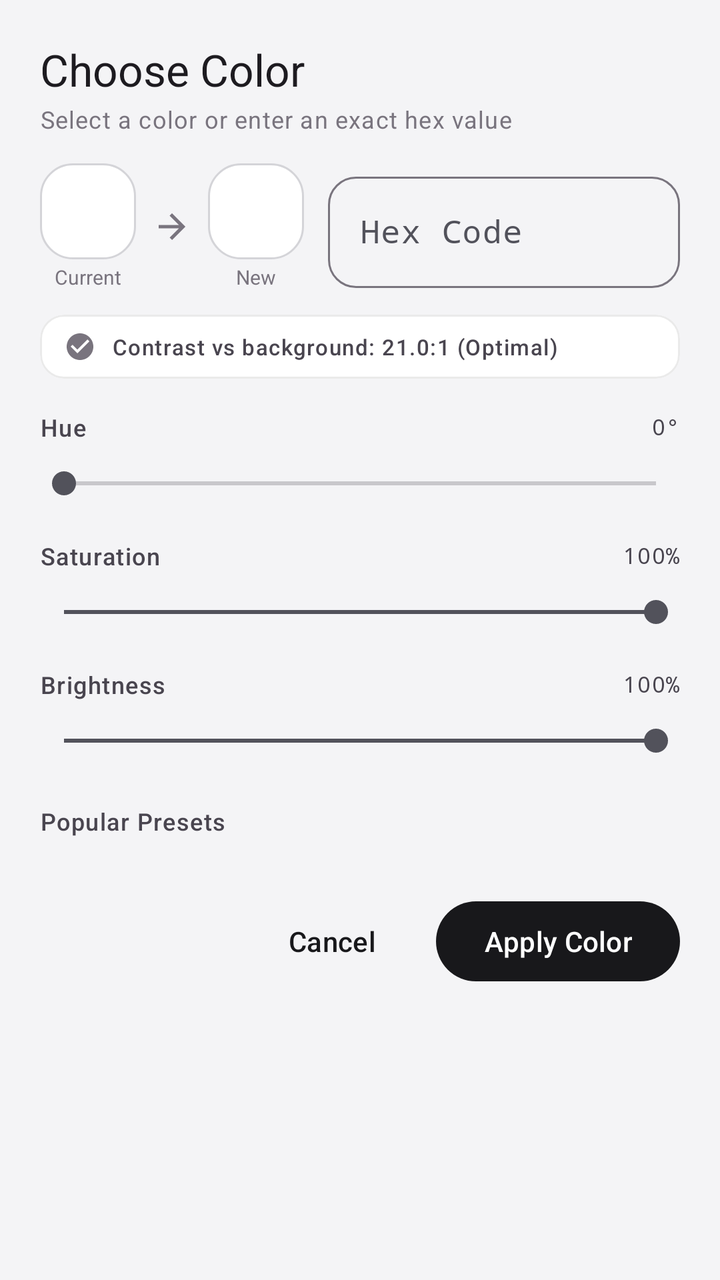
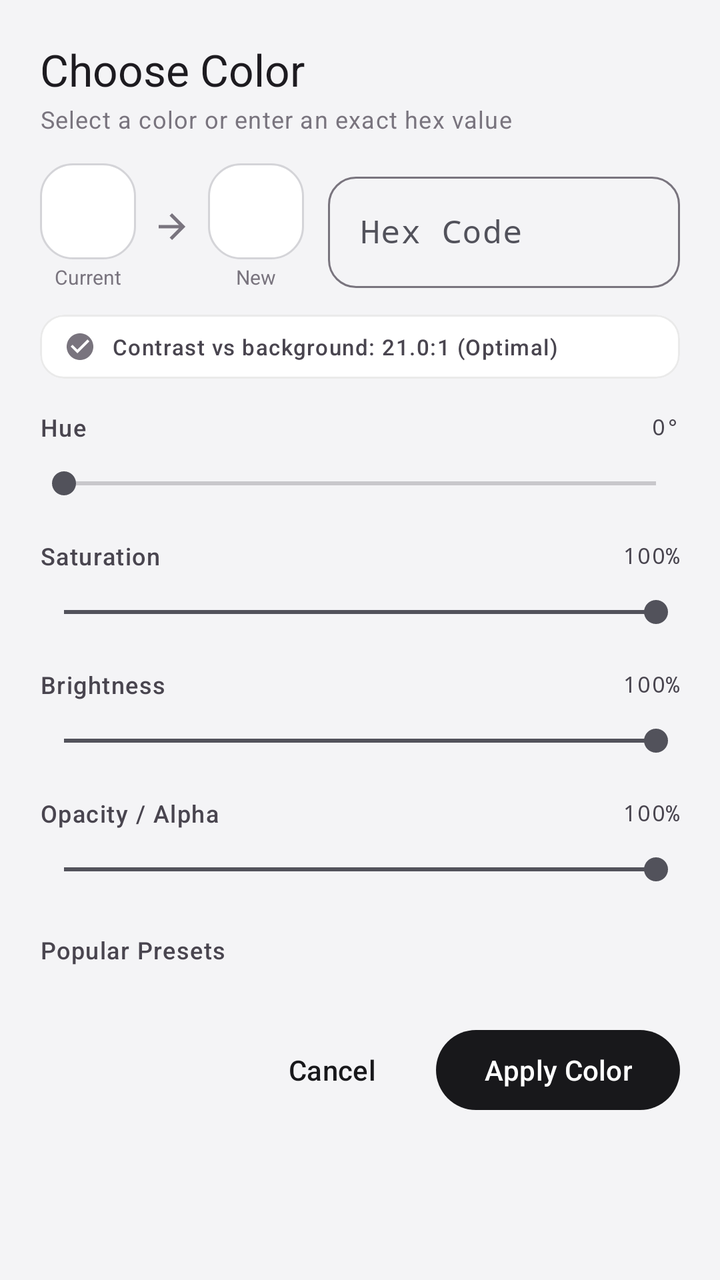

Compare the two renders of this Android layout. The source of the first and the diff that turns it into the second are given below.
<!-- AndroidManifest.xml: application theme Theme.VeilFrame -->
<!-- res/layout/dialog_qr_color_picker.xml -->
<?xml version="1.0" encoding="utf-8"?>
<ScrollView
    xmlns:android="http://schemas.android.com/apk/res/android"
    xmlns:app="http://schemas.android.com/apk/res-auto"
    android:layout_width="match_parent"
    android:layout_height="wrap_content"
    android:fillViewport="true">

    <LinearLayout
        android:layout_width="match_parent"
        android:layout_height="wrap_content"
        android:orientation="vertical"
        android:padding="20dp">

        
        <TextView
            android:id="@+id/picker_title"
            android:layout_width="match_parent"
            android:layout_height="wrap_content"
            android:text="Choose Color"
            android:textAppearance="?attr/textAppearanceTitleLarge" />

        <TextView
            android:id="@+id/picker_subtitle"
            android:layout_width="match_parent"
            android:layout_height="wrap_content"
            android:layout_marginTop="2dp"
            android:layout_marginBottom="14dp"
            android:text="Select a color or enter an exact hex value"
            android:textAppearance="?attr/textAppearanceBodySmall"
            android:textColor="?attr/colorOutline" />

        
        <LinearLayout
            android:layout_width="match_parent"
            android:layout_height="wrap_content"
            android:orientation="horizontal"
            android:gravity="center_vertical"
            android:layout_marginBottom="12dp">

            
            <LinearLayout
                android:layout_width="wrap_content"
                android:layout_height="wrap_content"
                android:orientation="vertical"
                android:gravity="center_horizontal">

                <View
                    android:id="@+id/swatch_current_color"
                    android:layout_width="48dp"
                    android:layout_height="48dp"
                    android:background="@drawable/rounded_card_bg" />

                <TextView
                    android:layout_width="wrap_content"
                    android:layout_height="wrap_content"
                    android:text="Current"
                    android:textSize="10sp"
                    android:layout_marginTop="2dp"
                    android:textColor="?attr/colorOutline" />
            </LinearLayout>

            <ImageView
                android:layout_width="20dp"
                android:layout_height="20dp"
                android:layout_gravity="center"
                android:layout_marginHorizontal="8dp"
                android:src="@drawable/ic_arrow_forward"
                app:tint="?attr/colorOutline"
                android:contentDescription="New Color" />

            
            <LinearLayout
                android:layout_width="wrap_content"
                android:layout_height="wrap_content"
                android:orientation="vertical"
                android:gravity="center_horizontal">

                <View
                    android:id="@+id/swatch_new_color"
                    android:layout_width="48dp"
                    android:layout_height="48dp"
                    android:background="@drawable/rounded_card_bg" />

                <TextView
                    android:layout_width="wrap_content"
                    android:layout_height="wrap_content"
                    android:text="New"
                    android:textSize="10sp"
                    android:layout_marginTop="2dp"
                    android:textColor="?attr/colorOutline" />
            </LinearLayout>

            
            <com.google.android.material.textfield.TextInputLayout
                style="@style/Widget.Material3.TextInputLayout.OutlinedBox"
                android:layout_width="0dp"
                android:layout_height="wrap_content"
                android:layout_weight="1"
                android:layout_marginStart="12dp"
                android:hint="Hex Code"
                app:prefixText="#"
                app:boxCornerRadiusTopStart="14dp"
                app:boxCornerRadiusTopEnd="14dp"
                app:boxCornerRadiusBottomStart="14dp"
                app:boxCornerRadiusBottomEnd="14dp">

                <com.google.android.material.textfield.TextInputEditText
                    android:id="@+id/picker_hex_input"
                    android:layout_width="match_parent"
                    android:layout_height="wrap_content"
                    android:inputType="textCapCharacters|textNoSuggestions"
                    android:maxLength="6"
                    android:fontFamily="monospace"
                    android:imeOptions="actionDone" />
            </com.google.android.material.textfield.TextInputLayout>
        </LinearLayout>

        
        <com.google.android.material.card.MaterialCardView
            android:id="@+id/card_contrast_badge"
            android:layout_width="match_parent"
            android:layout_height="wrap_content"
            android:layout_marginBottom="16dp"
            app:cardCornerRadius="12dp"
            app:cardElevation="0dp"
            app:strokeWidth="1dp"
            app:strokeColor="?attr/colorSurfaceVariant">

            <LinearLayout
                android:layout_width="match_parent"
                android:layout_height="wrap_content"
                android:orientation="horizontal"
                android:gravity="center_vertical"
                android:paddingHorizontal="12dp"
                android:paddingVertical="8dp">

                <ImageView
                    android:id="@+id/picker_contrast_icon"
                    android:layout_width="16dp"
                    android:layout_height="16dp"
                    android:layout_marginEnd="8dp"
                    android:src="@drawable/ic_check_circle"
                    app:tint="?attr/colorOutline"
                    android:contentDescription="Contrast Status" />

                <TextView
                    android:id="@+id/picker_contrast_text"
                    android:layout_width="0dp"
                    android:layout_height="wrap_content"
                    android:layout_weight="1"
                    android:textAppearance="?attr/textAppearanceLabelSmall"
                    android:text="Contrast vs background: 21.0:1 (Optimal)" />
            </LinearLayout>
        </com.google.android.material.card.MaterialCardView>

        
        <LinearLayout
            android:layout_width="match_parent"
            android:layout_height="wrap_content"
            android:orientation="horizontal"
            android:gravity="center_vertical"
            android:layout_marginBottom="4dp">

            <TextView
                android:layout_width="0dp"
                android:layout_height="wrap_content"
                android:layout_weight="1"
                android:text="Hue"
                android:textAppearance="?attr/textAppearanceLabelMedium" />

            <TextView
                android:id="@+id/label_hue_val"
                android:layout_width="wrap_content"
                android:layout_height="wrap_content"
                android:text="0°"
                android:fontFamily="monospace"
                android:textAppearance="?attr/textAppearanceLabelSmall" />
        </LinearLayout>

        <SeekBar
            android:id="@+id/seekbar_hue"
            android:layout_width="match_parent"
            android:layout_height="32dp"
            android:max="360"
            android:progress="0"
            android:paddingStart="12dp"
            android:paddingEnd="12dp"
            android:layout_marginBottom="12dp" />

        
        <LinearLayout
            android:layout_width="match_parent"
            android:layout_height="wrap_content"
            android:orientation="horizontal"
            android:gravity="center_vertical"
            android:layout_marginBottom="4dp">

            <TextView
                android:layout_width="0dp"
                android:layout_height="wrap_content"
                android:layout_weight="1"
                android:text="Saturation"
                android:textAppearance="?attr/textAppearanceLabelMedium" />

            <TextView
                android:id="@+id/label_sat_val"
                android:layout_width="wrap_content"
                android:layout_height="wrap_content"
                android:text="100%"
                android:fontFamily="monospace"
                android:textAppearance="?attr/textAppearanceLabelSmall" />
        </LinearLayout>

        <SeekBar
            android:id="@+id/seekbar_saturation"
            android:layout_width="match_parent"
            android:layout_height="32dp"
            android:max="100"
            android:progress="100"
            android:paddingStart="12dp"
            android:paddingEnd="12dp"
            android:layout_marginBottom="12dp" />

        
        <LinearLayout
            android:layout_width="match_parent"
            android:layout_height="wrap_content"
            android:orientation="horizontal"
            android:gravity="center_vertical"
            android:layout_marginBottom="4dp">

            <TextView
                android:layout_width="0dp"
                android:layout_height="wrap_content"
                android:layout_weight="1"
                android:text="Brightness"
                android:textAppearance="?attr/textAppearanceLabelMedium" />

            <TextView
                android:id="@+id/label_val_val"
                android:layout_width="wrap_content"
                android:layout_height="wrap_content"
                android:text="100%"
                android:fontFamily="monospace"
                android:textAppearance="?attr/textAppearanceLabelSmall" />
        </LinearLayout>

        <SeekBar
            android:id="@+id/seekbar_brightness"
            android:layout_width="match_parent"
            android:layout_height="32dp"
            android:max="100"
            android:progress="100"
            android:paddingStart="12dp"
            android:paddingEnd="12dp"
            android:layout_marginBottom="16dp" />

        
        <TextView
            android:layout_width="match_parent"
            android:layout_height="wrap_content"
            android:text="Popular Presets"
            android:textAppearance="?attr/textAppearanceLabelMedium"
            android:layout_marginBottom="8dp" />

        <HorizontalScrollView
            android:layout_width="match_parent"
            android:layout_height="wrap_content"
            android:scrollbars="none"
            android:layout_marginBottom="20dp">

            <LinearLayout
                android:id="@+id/container_preset_swatches"
                android:layout_width="wrap_content"
                android:layout_height="wrap_content"
                android:orientation="horizontal" />
        </HorizontalScrollView>

        
        <LinearLayout
            android:layout_width="match_parent"
            android:layout_height="wrap_content"
            android:orientation="horizontal"
            android:gravity="end">

            <com.google.android.material.button.MaterialButton
                android:id="@+id/picker_cancel_btn"
                style="@style/Widget.Material3.Button.TextButton"
                android:layout_width="wrap_content"
                android:layout_height="wrap_content"
                android:layout_marginEnd="8dp"
                android:text="Cancel" />

            <com.google.android.material.button.MaterialButton
                android:id="@+id/picker_apply_btn"
                style="@style/Widget.Material3.Button"
                android:layout_width="wrap_content"
                android:layout_height="wrap_content"
                android:text="Apply Color" />
        </LinearLayout>
    </LinearLayout>
</ScrollView>
<!-- resources referenced by this layout -->
<resources>
  <!-- drawable ic_arrow_forward (drawable) -->
  <?xml version="1.0" encoding="utf-8"?>
  <vector xmlns:android="http://schemas.android.com/apk/res/android"
      android:width="24dp"
      android:height="24dp"
      android:viewportWidth="24"
      android:viewportHeight="24"
      android:tint="?attr/colorControlNormal">
      <path
          android:fillColor="@android:color/white"
          android:pathData="M12,4l-1.41,1.41L16.17,11H4v2h12.17l-5.58,5.59L12,20l8,-8z" />
  </vector>
  <!-- drawable ic_check_circle (drawable) -->
  <?xml version="1.0" encoding="utf-8"?>
  <vector xmlns:android="http://schemas.android.com/apk/res/android"
      android:width="24dp"
      android:height="24dp"
      android:viewportWidth="24"
      android:viewportHeight="24"
      android:tint="?attr/colorControlNormal">
      <path
          android:fillColor="@android:color/white"
          android:pathData="M12,2C6.48,2 2,6.48 2,12s4.48,10 10,10 10,-4.48 10,-10S17.52,2 12,2zm-2,15l-5,-5 1.41,-1.41L10,14.17l7.59,-7.59L19,8l-9,9z" />
  </vector>
  <!-- drawable rounded_card_bg (drawable) -->
  <?xml version="1.0" encoding="utf-8"?>
  <shape xmlns:android="http://schemas.android.com/apk/res/android"
      android:shape="rectangle">
      <solid android:color="@color/vf_surface" />
      <corners android:radius="16dp" />
      <stroke
          android:width="1dp"
          android:color="@color/vf_surface_stroke" />
  </shape>
  <color name="vf_surface">#FFFFFF</color>
  <color name="vf_surface_stroke">#D4D4D8</color>
  <color name="vf_primary">#18181B</color>
  <color name="vf_on_primary">#FFFFFF</color>
  <color name="vf_primary_container">#E4E4E7</color>
  <color name="vf_text_primary">#09090B</color>
  <color name="vf_secondary">#52525B</color>
  <color name="vf_on_secondary">#18181B</color>
  <color name="vf_secondary_container">#E4E4E7</color>
  <color name="vf_bg_dark">#F4F4F6</color>
  <color name="vf_surface_variant">#EAEAEA</color>
  <color name="vf_text_secondary">#52525B</color>
  <style name="ThemeOverlay.VeilFrame.MaterialAlertDialog" parent="ThemeOverlay.Material3.MaterialAlertDialog">
          <item name="shapeAppearance">@style/ShapeAppearance.VeilFrame.Dialog</item>
          <item name="shapeAppearanceOverlay">@style/ShapeAppearance.VeilFrame.Dialog</item>
          <item name="colorSurface">@color/vf_surface</item>
          <item name="colorOnSurface">@color/vf_text_primary</item>
          <item name="buttonBarPositiveButtonStyle">@style/Widget.VeilFrame.Button.Pill</item>
          <item name="buttonBarNegativeButtonStyle">@style/Widget.VeilFrame.Button.Text</item>
      </style>
  <style name="ShapeAppearance.VeilFrame.Dialog" parent="ShapeAppearance.Material3.Corner.ExtraLarge">
          <item name="cornerSize">28dp</item>
      </style>
  <style name="Widget.VeilFrame.Button.Pill" parent="Widget.Material3.Button">
          <item name="shapeAppearance">@style/ShapeAppearance.VeilFrame.Pill</item>
      </style>
  <style name="Widget.VeilFrame.Button.Text" parent="Widget.Material3.Button.TextButton">
          <item name="shapeAppearance">@style/ShapeAppearance.VeilFrame.Pill</item>
      </style>
  <style name="ShapeAppearance.VeilFrame.Pill" parent="ShapeAppearance.Material3.Corner.Full">
          <item name="cornerSize">50%</item>
      </style>
  <!-- unchanged entries left out for length: 1 -->
</resources>

<!-- the commit's change to res/layout/dialog_qr_color_picker.xml (unified diff, before → after) -->
@@ -110,7 +110,7 @@
                     android:layout_width="match_parent"
                     android:layout_height="wrap_content"
                     android:inputType="textCapCharacters|textNoSuggestions"
-                    android:maxLength="6"
+                    android:maxLength="8"
                     android:fontFamily="monospace"
                     android:imeOptions="actionDone" />
             </com.google.android.material.textfield.TextInputLayout>
@@ -254,6 +254,41 @@
             android:progress="100"
             android:paddingStart="12dp"
             android:paddingEnd="12dp"
+            android:layout_marginBottom="12dp" />
+
+        
+        <LinearLayout
+            android:id="@+id/layout_alpha_slider"
+            android:layout_width="match_parent"
+            android:layout_height="wrap_content"
+            android:orientation="horizontal"
+            android:gravity="center_vertical"
+            android:layout_marginBottom="4dp">
+
+            <TextView
+                android:layout_width="0dp"
+                android:layout_height="wrap_content"
+                android:layout_weight="1"
+                android:text="Opacity / Alpha"
+                android:textAppearance="?attr/textAppearanceLabelMedium" />
+
+            <TextView
+                android:id="@+id/label_alpha_val"
+                android:layout_width="wrap_content"
+                android:layout_height="wrap_content"
+                android:text="100%"
+                android:fontFamily="monospace"
+                android:textAppearance="?attr/textAppearanceLabelSmall" />
+        </LinearLayout>
+
+        <SeekBar
+            android:id="@+id/seekbar_alpha"
+            android:layout_width="match_parent"
+            android:layout_height="32dp"
+            android:max="100"
+            android:progress="100"
+            android:paddingStart="12dp"
+            android:paddingEnd="12dp"
             android:layout_marginBottom="16dp" />
 
         
